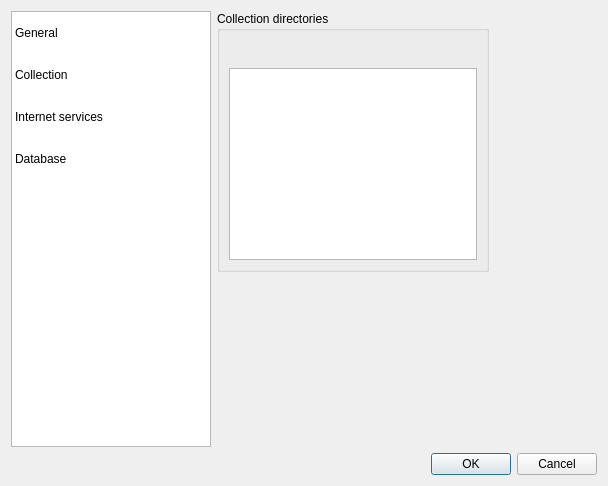
Qt form src/settingsdialog.ui (sigsergv/ororok) before a commit.
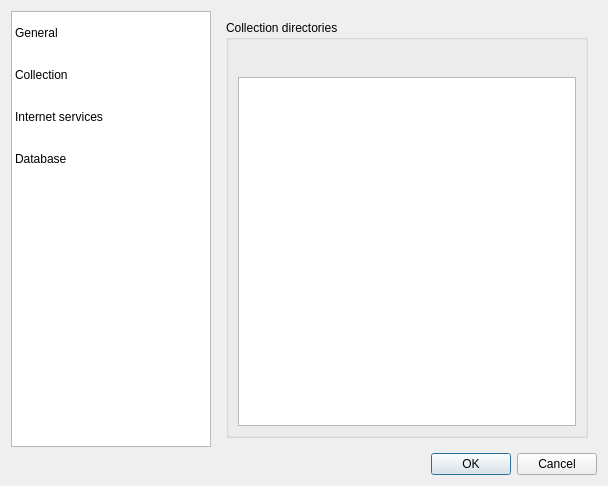
The same form after that commit. Icons and pictures are not drawn.

```diff
--- a/src/settingsdialog.ui
+++ b/src/settingsdialog.ui
@@ -167,15 +167,9 @@
         </widget>
        </widget>
        <widget class="QWidget" name="page_3">
+        <layout class="QVBoxLayout" name="verticalLayout_3">
+         <item>
         <widget class="QGroupBox" name="groupBox">
-         <property name="geometry">
-          <rect>
-           <x>0</x>
-           <y>0</y>
-           <width>272</width>
-           <height>261</height>
-          </rect>
-         </property>
          <property name="toolTip">
           <string/>
          </property>
@@ -263,6 +257,8 @@
           </item>
          </layout>
         </widget>
+         </item>
+        </layout>
        </widget>
        <widget class="QWidget" name="page_4">
         <widget class="QLabel" name="label_2">
```
Lines whose indentation alone changed are shown as unchanged.
